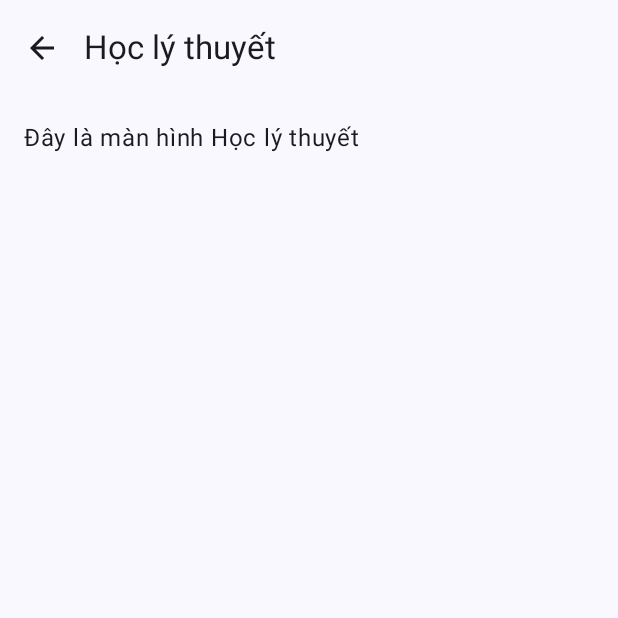
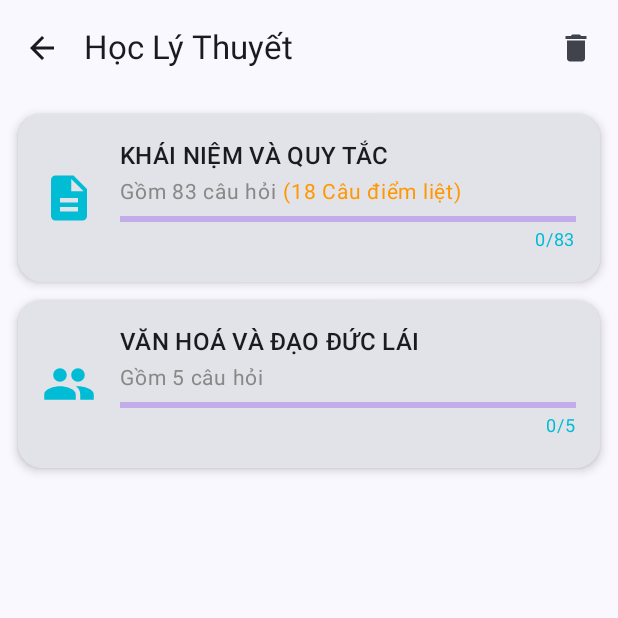
Before and after one commit to littleStarVNC/FinalProject_AndroidStudio, an Android app built with Jetpack Compose: the LyThuyetScreen screen opened through its navigation route, on a phone screen of 412 x 824 dp, the top half of it. Run offline under Robolectric (Android 15) with nearby library versions, the phone set to English and light mode, and no system bars; our stand-ins replace accompanist.

Commit message:
Update LyThuyetScreen.kt

```diff
--- a/app/src/main/java/com/example/finalproject/screen/LyThuyetScreen.kt
+++ b/app/src/main/java/com/example/finalproject/screen/LyThuyetScreen.kt
@@ -1,19 +1,132 @@
 package com.example.finalproject.screen
 
 import androidx.compose.foundation.layout.*
+import androidx.compose.foundation.shape.RoundedCornerShape
+import androidx.compose.material.LinearProgressIndicator
+import androidx.compose.material.icons.Icons
+import androidx.compose.material.icons.filled.ArrowBack
+import androidx.compose.material.icons.filled.Delete
+import androidx.compose.material.icons.filled.Description
+import androidx.compose.material.icons.filled.Group
+import androidx.compose.material3.Card
+import androidx.compose.material3.CardDefaults
+import androidx.compose.material3.ExperimentalMaterial3Api
+import androidx.compose.material3.Icon
+import androidx.compose.material3.IconButton
+import androidx.compose.material3.MaterialTheme
+import androidx.compose.material3.Scaffold
 import androidx.compose.material3.Text
+import androidx.compose.material3.TopAppBar
 import androidx.compose.runtime.Composable
+import androidx.compose.ui.Alignment
 import androidx.compose.ui.Modifier
+import androidx.compose.ui.graphics.Color
+import androidx.compose.ui.graphics.vector.ImageVector
 import androidx.compose.ui.unit.dp
+import androidx.compose.ui.unit.sp
 import androidx.navigation.NavController
 
+@OptIn(ExperimentalMaterial3Api::class)
 @Composable
 fun LyThuyetScreen(navController: NavController) {
-    Column(modifier = Modifier.fillMaxSize()) {
-        FeatureTopBar(title = "Học lý thuyết") {
-            navController.popBackStack()
+    Scaffold(
+        topBar = {
+            TopAppBar(
+                title = { Text("Học Lý Thuyết") },
+                navigationIcon = {
+                    IconButton(onClick = { navController.popBackStack() }) {
+                        Icon(Icons.Default.ArrowBack, contentDescription = "Back")
+                    }
+                },
+                actions = {
+                    IconButton(onClick = { /* TODO: Hành động giỏ hoặc xóa */ }) {
+                        Icon(Icons.Default.Delete, contentDescription = "Delete")
+                    }
+                }
+            )
         }
-        // Nội dung màn hình
-        Text("Đây là màn hình Học lý thuyết", modifier = Modifier.padding(16.dp))
+    ) { paddingValues ->
+        Column(
+            modifier = Modifier
+                .padding(paddingValues)
+                .padding(12.dp)
+        ) {
+            CategoryItem(
+                icon = Icons.Default.Description,
+                title = "KHÁI NIỆM VÀ QUY TẮC",
+                subTitle = "Gồm 83 câu hỏi",
+                dangerInfo = "(18 Câu điểm liệt)",
+                progress = 0,
+                total = 83
+            )
+            Spacer(modifier = Modifier.height(12.dp))
+
+            CategoryItem(
+                icon = Icons.Default.Group,
+                title = "VĂN HOÁ VÀ ĐẠO ĐỨC LÁI",
+                subTitle = "Gồm 5 câu hỏi",
+                progress = 0,
+                total = 5
+            )
+
+            // Tiếp tục thêm các mục khác
+        }
     }
 }
+@Composable
+fun CategoryItem(
+    icon: ImageVector,
+    title: String,
+    subTitle: String,
+    dangerInfo: String? = null,
+    progress: Int,
+    total: Int
+) {
+    Card(
+        modifier = Modifier
+            .fillMaxWidth(),
+        elevation = CardDefaults.cardElevation(4.dp),
+        shape = RoundedCornerShape(16.dp)
+    ) {
+        Row(
+            modifier = Modifier
+                .padding(16.dp),
+            verticalAlignment = Alignment.CenterVertically
+        ) {
+            Icon(
+                icon,
+                contentDescription = null,
+                tint = Color(0xFF00BCD4),
+                modifier = Modifier.size(36.dp)
+            )
+
+            Spacer(modifier = Modifier.width(16.dp))
+
+            Column(modifier = Modifier.weight(1f)) {
+                Text(title, style = MaterialTheme.typography.titleMedium)
+
+                Row(verticalAlignment = Alignment.CenterVertically) {
+                    Text(subTitle, color = Color.Gray, fontSize = 14.sp)
+                    if (dangerInfo != null) {
+                        Spacer(modifier = Modifier.width(4.dp))
+                        Text(dangerInfo, color = Color(0xFFFF9800), fontSize = 14.sp)
+                    }
+                }
+
+                Spacer(modifier = Modifier.height(4.dp))
+
+                LinearProgressIndicator(
+                    progress = progress / total.toFloat(),
+                    modifier = Modifier.fillMaxWidth()
+                )
+
+                Text(
+                    text = "$progress/$total",
+                    modifier = Modifier.align(Alignment.End),
+                    fontSize = 12.sp,
+                    color = Color(0xFF00BCD4)
+                )
+            }
+        }
+    }
+}
```
